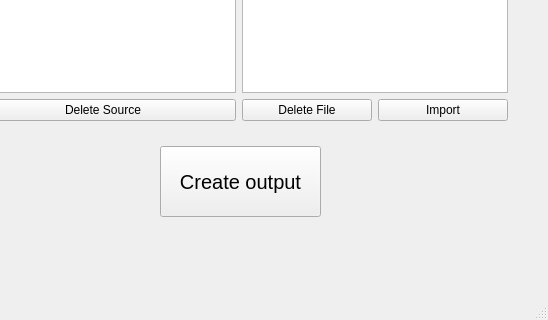
This is src/uiFile.ui in andrewh1011/project_elevate as Qt 5 draws it before an edit; both pictures show x 380 to 928 and y 174 to 494 of the 928 by 494 pixel window. The edited form follows.
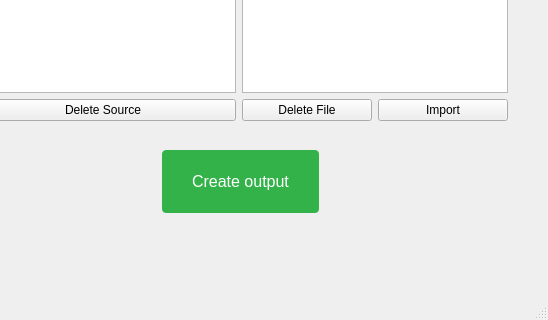
This is the edited form.

Commit message: Outout button CSS

What changed in the file:
```diff
--- a/src/uiFile.ui
+++ b/src/uiFile.ui
@@ -95,12 +95,23 @@
     </property>
     <property name="font">
      <font>
-      <family>Arial</family>
-      <pointsize>15</pointsize>
+      <pointsize>-1</pointsize>
+      <underline>false</underline>
+      <strikeout>false</strikeout>
      </font>
     </property>
     <property name="styleSheet">
-     <string notr="true"/>
+     <string notr="true">background-color: #33b249;
+border: none;
+color: #FFFFFF;
+border-radius: 4px;
+box-shadow: rgba(0, 0, 0, 0.1) 0 2px 4px;
+padding: 20px;
+text-align: center;
+text-decoration: none;
+display: inline-block;
+font-size: 16px;
+margin: 4px 2px;</string>
     </property>
     <property name="text">
      <string>Create output</string>
```
The commit also changes 2 other files.
